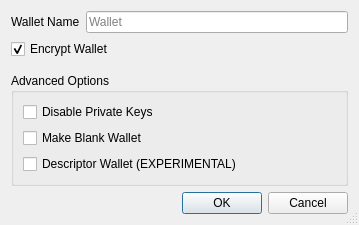
Qt form src/qt/forms/createwalletdialog.ui (dashpay/dash) before a commit.
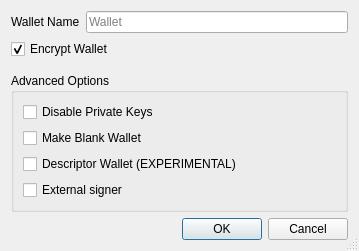
The same form after that commit.

Commit message: Merge bitcoin-core/gui#4: UI external signer support (e.g. hardware wallet)

Patch:
```diff
--- a/src/qt/forms/createwalletdialog.ui
+++ b/src/qt/forms/createwalletdialog.ui
@@ -109,6 +109,16 @@
         </property>
        </widget>
       </item>
+      <item>
+       <widget class="QCheckBox" name="external_signer_checkbox">
+        <property name="toolTip">
+         <string>Use an external signing device such as a hardware wallet. Configure the external signer script in wallet preferences first.</string>
+        </property>
+        <property name="text">
+         <string>External signer</string>
+        </property>
+       </widget>
+      </item>
      </layout>
     </widget>
    </item>
```
Left out of the diff: 1 changed line with no effect on the pictures. The commit also changes 18 other files.
